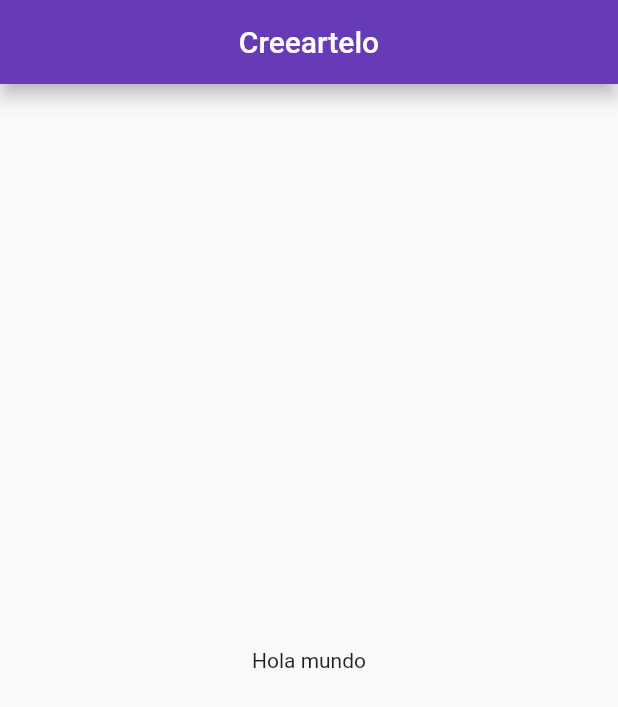
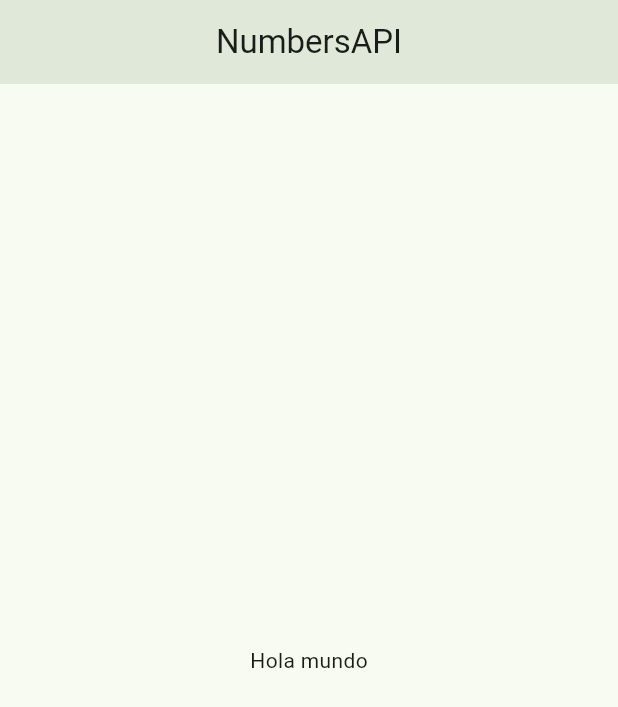
Before and after one commit to dayanescamilla/flutter_challenge, a Flutter app: the screen it shows after launch, on a phone screen of 412 x 824 dp. Shown: the top 707 px of the screen. Run offline on Flutter 3.47's test engine with Material 2 defaults, Android fonts, the phone set to English and light mode, and no system bars.

Commit message:
Commit se aplicion y configuro el tema con material design 3 en la aplicaicon.

```diff
--- a/lib/main.dart
+++ b/lib/main.dart
@@ -1,5 +1,6 @@
 import 'package:flutter/material.dart';
 import 'package:flutter_challenge/screens/screens.dart';
+import 'package:flutter_challenge/theme/app_theme.dart';
 
 void main() {
   runApp(const MyApp());
@@ -14,9 +15,7 @@ class MyApp extends StatelessWidget {
     return MaterialApp(
       debugShowCheckedModeBanner: false,
       title: 'Flutter Challenge',
-      theme: ThemeData(
-        primarySwatch: Colors.deepPurple,
-      ),
+      theme: AppTheme().getTheme(),
       home: const HomeScreen(),
     );
   }
--- a/lib/screens/home_screen.dart
+++ b/lib/screens/home_screen.dart
@@ -7,8 +7,7 @@ class HomeScreen extends StatelessWidget {
   Widget build(BuildContext context) {
     return Scaffold(
       appBar: AppBar(
-        title: const Center(child: Text('Creeartelo')),
-        elevation: 5,
+        title: const Center(child: Text('NumbersAPI')),
       ),
       body: const Center(
         child: Text('Hola mundo'),
--- /dev/null
+++ b/lib/theme/app_theme.dart
@@ -0,0 +1,11 @@
+import 'package:flutter/material.dart';
+
+class AppTheme {
+  ThemeData getTheme() => ThemeData(
+    useMaterial3: true,
+    colorSchemeSeed: Colors.green,
+    appBarTheme: const AppBarTheme(
+      elevation: 10
+    )
+  );
+}
```
